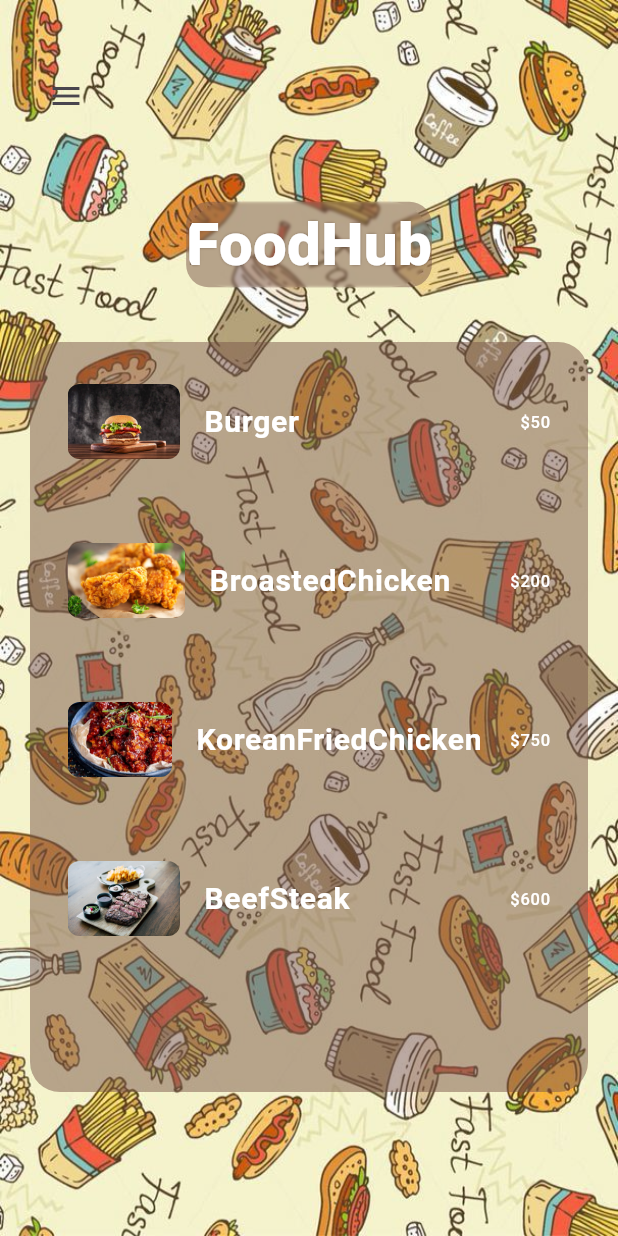
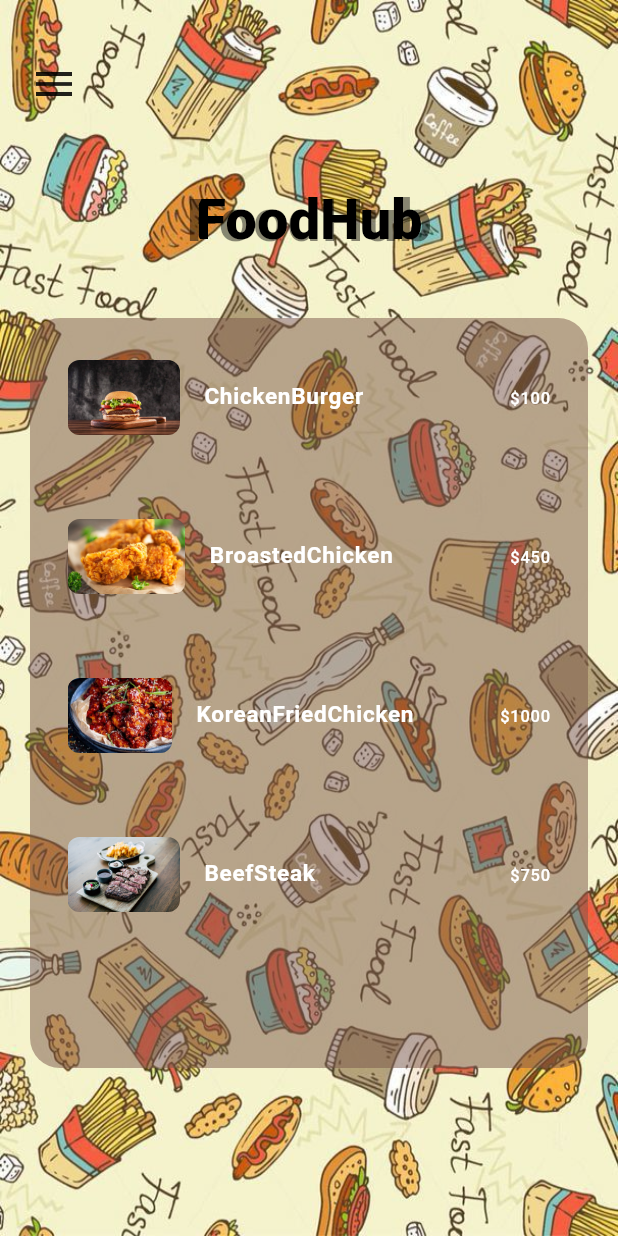
Before and after one commit to ShazinCP/flutter_animation, a Flutter app: the screen it shows after launch, on a phone screen of 412 x 824 dp. Run offline on Flutter 3.47's test engine with Material 2 defaults, Android fonts, the phone set to English and light mode, and no system bars; drawn by our look-alikes of animated_text_kit; our stand-ins replace flutter_zoom_drawer; generated files the repository leaves out were written again.

```diff
--- a/lib/l10n/app_en.arb
+++ b/lib/l10n/app_en.arb
@@ -3,9 +3,9 @@
 "@texttitle":{
     "description":"FoodHub"
 },
-"burgertitle":"Burger",
+"burgertitle":"ChickenBurger",
 "@Burgertitle":{
-    "description":"Burger"
+    "description":"ChickenBurger"
 },
 "burgerdetails":"In a bowl, combine ground chicken, breadcrumbs, Parmesan cheese, minced garlic, oregano, basil, salt, and pepper.Mix the ingredients until well combined, but avoid overmixing to keep the patties tender.Divide the mixture into four equal portions and shape them into patties.Preheat a grill or stovetop pan over medium-high heat.Cook the chicken patties for about 5-6 minutes per side or until fully cooked and the internal temperature reaches 165°F (74°C).Slice the hamburger buns in half.Optionally, lightly toast the buns on the grill or in a toaster.Place a cooked chicken patty on the bottom half of each bun.Add your favorite toppings, such as lettuce, tomato slices, red onion rings, and avocado.Spread mayonnaise or your preferred sauce on the top half of the bun.Place the top half of the bun over the toppings to complete the chicken burger.Serve the chicken burgers hot with additional sides if desired.Feel free to customize the recipe by adding other spices, herbs, or sauces to suit your taste. Enjoy your homemade chicken burgers!",
 "@burgerdetails":{
--- a/lib/l10n/app_es.arb
+++ b/lib/l10n/app_es.arb
@@ -1,7 +1,7 @@
 {
     "texttitle":"Centro de alimentos",
 
-    "burgertitle":"Hamburguesa",
+    "burgertitle":"Hamburguesa de pollo",
     "burgerdetails":"En un tazón, combine el pollo molido, el pan rallado, el queso parmesano, el ajo picado, el orégano, la albahaca, la sal y la pimienta. Mezcle los ingredientes hasta que estén bien combinados, pero evite mezclar demasiado para mantener las hamburguesas tiernas. Divida la mezcla en cuatro porciones iguales y déle forma. Forme hamburguesas.Precaliente una parrilla o una sartén a fuego medio-alto.Cocine las hamburguesas de pollo durante aproximadamente 5 a 6 minutos por lado o hasta que estén completamente cocidas y la temperatura interna alcance los 165°F (74°C).Corte los panecillos para hamburguesa por la mitad. Opcionalmente, tueste ligeramente los panecillos en la parrilla o en una tostadora. Coloque una hamburguesa de pollo cocida en la mitad inferior de cada panecillo. Agregue sus ingredientes favoritos, como lechuga, rodajas de tomate, aros de cebolla morada y aguacate. mayonesa o su salsa preferida en la mitad superior del panecillo. Coloque la mitad superior del panecillo sobre los aderezos para completar la hamburguesa de pollo. Sirva las hamburguesas de pollo calientes con acompañamientos adicionales si lo desea. Siéntase libre de personalizar la receta agregando otras especias. , hierbas o salsas a tu gusto. ¡Disfruta de tus hamburguesas de pollo caseras!",
 
     "broasttitle":"Pollo Asado",
--- a/lib/l10n/app_hi.arb
+++ b/lib/l10n/app_hi.arb
@@ -1,7 +1,7 @@
 {
     "texttitle":"फ़ूडहब",
 
-    "burgertitle":"बर्गर",
+    "burgertitle":"चिकन बर्गर",
     "burgerdetails":"एक कटोरे में, पिसा हुआ चिकन, ब्रेडक्रंब, परमेसन चीज़, कीमा बनाया हुआ लहसुन, अजवायन, तुलसी, नमक और काली मिर्च मिलाएं। सामग्री को अच्छी तरह से मिश्रित होने तक मिलाएं, लेकिन पैटीज़ को नरम रखने के लिए अधिक मिश्रण करने से बचें। मिश्रण को चार बराबर भागों में विभाजित करें और आकार दें उन्हें पैटीज़ में बदल लें। एक ग्रिल या स्टोवटॉप पैन को मध्यम-तेज़ आंच पर पहले से गरम कर लें। चिकन पैटीज़ को प्रति साइड लगभग 5-6 मिनट तक या पूरी तरह से पकने और आंतरिक तापमान 165°F (74°C) तक पहुंचने तक पकाएं। हैमबर्गर बन्स को स्लाइस करें आधे में। वैकल्पिक रूप से, ग्रिल पर या टोस्टर में हल्के से बन्स को टोस्ट करें। प्रत्येक बन के निचले आधे हिस्से पर एक पका हुआ चिकन पैटी रखें। अपने पसंदीदा टॉपिंग, जैसे सलाद, टमाटर के स्लाइस, लाल प्याज के छल्ले और एवोकैडो जोड़ें। फैलाएं बन के ऊपरी आधे हिस्से पर मेयोनेज़ या अपनी पसंदीदा सॉस डालें। चिकन बर्गर को पूरा करने के लिए बन के ऊपरी आधे हिस्से को टॉपिंग के ऊपर रखें। अगर चाहें तो अतिरिक्त साइड के साथ चिकन बर्गर को गरमागरम परोसें। बेझिझक अन्य मसाले डालकर रेसिपी को अनुकूलित करें , जड़ी-बूटियाँ, या सॉस आपके स्वाद के अनुरूप। अपने घर पर बने चिकन बर्गर का आनंद लें!",
 
     "broasttitle":"भुना हुआ चिकन",
--- a/lib/l10n/l10n.dart
+++ b/lib/l10n/l10n.dart
@@ -5,5 +5,8 @@ class L10n {
     const Locale('en'),
     const Locale('hi'),
     const Locale('es'),
+    const Locale('ml'),
+    const Locale('ar'),
+    const Locale('ko'),
   ];
 }
--- a/lib/services/trip_services.dart
+++ b/lib/services/trip_services.dart
@@ -7,25 +7,25 @@ class TripService {
     return [
       TripModel(
         title: AppLocalizations.of(context)!.burgertitle,
-        price: '50',
+        price: '100',
         img: 'burger.jpg',
         details: AppLocalizations.of(context)!.burgerdetails,
       ),
       TripModel(
         title: AppLocalizations.of(context)!.broasttitle,
-        price: '200',
+        price: '450',
         img: 'broasted_chicken.jpg',
         details: AppLocalizations.of(context)!.broastdetails,
       ),
       TripModel(
         title: AppLocalizations.of(context)!.friedchickentitle,
-        price: '750',
+        price: '1000',
         img: 'korean_friedchicken.jpg',
         details: AppLocalizations.of(context)!.friedchickendetails,
       ),
       TripModel(
         title: AppLocalizations.of(context)!.beefsteaktitle,
-        price: '600',
+        price: '750',
         img: 'beef_steak.jpg',
         details: AppLocalizations.of(context)!.beefsteakdetails,
       ),
--- a/lib/view/details_screen/details.dart
+++ b/lib/view/details_screen/details.dart
@@ -44,7 +44,7 @@ class TripDetails extends StatelessWidget {
                 )
               ),
               subtitle: Text(
-                'Serve With in 10 minutes \n ₹${trip.price}',
+                '₹${trip.price}',
                 style:  TextStyle(letterSpacing: 1,color: cGreyColorShade600)
               ),
               trailing: const HeartIcon()
--- a/lib/view/home_screen/home_screen.dart
+++ b/lib/view/home_screen/home_screen.dart
@@ -1,6 +1,7 @@
 import 'package:flutter/material.dart';
 import 'package:flutter_animation/constants/colors.dart';
 import 'package:flutter_animation/constants/sizedbox.dart';
+import 'package:flutter_animation/view/home_screen/widgets/dropdown_button_widget.dart';
 import 'package:flutter_animation/view/home_screen/widgets/menu_widget.dart';
 import 'package:flutter_animation/view/home_screen/widgets/screen_title.dart';
 import 'package:flutter_animation/view/home_screen/widgets/triplist.dart';
@@ -16,11 +17,6 @@ class HomeScreen extends StatefulWidget {
 class _HomeScreenState extends State<HomeScreen> {
   @override
   Widget build(BuildContext ctx) {
-//     final zoomDrawer = ZoomDrawer.of(context);
-// if (zoomDrawer != null) {
-//   zoomDrawer.toggle();
-// }
-
     return Scaffold(
       body: Container(
         padding: const EdgeInsets.all(20),
@@ -34,7 +30,13 @@ class _HomeScreenState extends State<HomeScreen> {
           crossAxisAlignment: CrossAxisAlignment.start,
           children: [
             cHeight20,
-             const MenuWidget(),
+              const Row(
+                mainAxisAlignment: MainAxisAlignment.spaceBetween,
+               children: [
+                //  MenuWidget(),
+                 DropdownButtonWidget(),
+               ],
+             ),
             cHeight10,
             SizedBox(
               height: 130,
--- /dev/null
+++ b/lib/view/home_screen/widgets/dropdown_button_widget.dart
@@ -0,0 +1,60 @@
+import 'package:flutter/material.dart';
+import 'package:flutter_animation/constants/colors.dart';
+import 'package:flutter_animation/controller/locale_provider.dart';
+import 'package:provider/provider.dart';
+
+class DropdownButtonWidget extends StatelessWidget {
+  const DropdownButtonWidget({super.key});
+
+  @override
+  Widget build(BuildContext context) {
+    return Consumer<LocaleProvider>(
+      builder: (context, value, child) {
+        return PopupMenuButton(
+          color: cLightBrownWithOpacity,
+          shape: ContinuousRectangleBorder(
+            borderRadius: BorderRadius.circular(
+              20,
+            ),
+          ),
+          itemBuilder: ((context) => [
+                PopupMenuItem(
+                  value: 1,
+                  onTap: () => value.setLocale(const Locale('en')),
+                  child: const Text("English",style: TextStyle(color: cWhiteColor,fontWeight: FontWeight.bold),),
+                ),
+                PopupMenuItem(
+                  value: 2,
+                  onTap: () => value.setLocale(const Locale('hi')),
+                  child: const Text("Hindi",style: TextStyle(color: cWhiteColor,fontWeight: FontWeight.bold),),
+                ),
+                PopupMenuItem(
+                  value: 3,
+                  onTap: () => value.setLocale(const Locale('es')),
+                  child: const Text("Spanish",style: TextStyle(color: cWhiteColor,fontWeight: FontWeight.bold),),
+                ),
+                 PopupMenuItem(
+                  value: 3,
+                  onTap: () => value.setLocale(const Locale('ml')),
+                  child: const Text("Malayalam",style: TextStyle(color: cWhiteColor,fontWeight: FontWeight.bold),),
+                ),
+                PopupMenuItem(
+                  value: 3,
+                  onTap: () => value.setLocale(const Locale('ar')),
+                  child: const Text("Arabic",style: TextStyle(color: cWhiteColor,fontWeight: FontWeight.bold),),
+                ),
+                 PopupMenuItem(
+                  value: 3,
+                  onTap: () => value.setLocale(const Locale('ko')),
+                  child: const Text("Korean",style: TextStyle(color: cWhiteColor,fontWeight: FontWeight.bold),),
+                ),
+              ]),
+          child: const Icon(
+            Icons.menu,
+            size: 32,
+          ),
+        );
+      },
+    );
+  }
+}
--- a/lib/view/home_screen/widgets/menu_widget.dart
+++ b/lib/view/home_screen/widgets/menu_widget.dart
@@ -1,4 +1,5 @@
 import 'package:flutter/material.dart';
+import 'package:flutter_animation/constants/colors.dart';
 import 'package:flutter_zoom_drawer/flutter_zoom_drawer.dart';
 
 class MenuWidget extends StatelessWidget {
@@ -8,21 +9,7 @@ class MenuWidget extends StatelessWidget {
   Widget build(BuildContext context) {
     return IconButton(
       onPressed: () => ZoomDrawer.of(context)!.toggle(),
-      icon: const Icon(Icons.menu),
+      icon: const Icon(Icons.menu,color: cBlackColor,),
     );
   }
 }
-
-// class MenuWidget extends StatelessWidget {
-//   final BuildContext context;
-
-//   const MenuWidget({Key? key, required this.context}) : super(key: key);
-
-//   @override
-//   Widget build(BuildContext context) {
-//     return IconButton(
-//       onPressed: () => ZoomDrawer.of(this.context)?.toggle(),
-//       icon: const Icon(Icons.menu),
-//     );
-//   }
-// }
--- a/lib/view/home_screen/widgets/screen_title.dart
+++ b/lib/view/home_screen/widgets/screen_title.dart
@@ -28,20 +28,14 @@ class ScreenTitle extends StatelessWidget {
           totalRepeatCount: 2,
         ),
         Center(
-          child: Container(
-           decoration: BoxDecoration( color: cLightBrownWithOpacity,borderRadius: BorderRadius.circular(15)),
           child: ClipRRect(
               borderRadius: BorderRadius.circular(30),
-                child: BackdropFilter(
-                  filter: ImageFilter.blur(sigmaX: 1, sigmaY: 1),
               child: Text(
                 text ?? '',
                 style: const TextStyle(
-                      fontSize: 40,
-                      color: cWhiteColor,
+                  fontSize: 37,
+                  color: cBlackColor,
                   fontWeight: FontWeight.w900,
-                    ),
-                  ),
                 ),
               ),
           ),
--- a/lib/view/home_screen/widgets/trip_package_tile.dart
+++ b/lib/view/home_screen/widgets/trip_package_tile.dart
@@ -28,14 +28,9 @@ class TripPackageTile extends StatelessWidget {
           title: Column(
             crossAxisAlignment: CrossAxisAlignment.start,
             children: <Widget>[
-              // Text('${trip.nights} nights',
-              //     style: const TextStyle(
-              //         fontSize: 14,
-              //         fontWeight: FontWeight.bold,
-              //         color: cWhiteColor)),
               Text(trip.title,
                   style: const TextStyle(
-                      fontSize: 20,
+                      fontSize: 15,
                       fontWeight: FontWeight.bold,
                       color: cWhiteColor)),
             ],
```
Also changed, not shown: lib/l10n/app_ar.arb (added, +15 -0 lines), lib/l10n/app_ko.arb (added, +15 -0 lines), lib/l10n/app_ml.arb (added, +15 -0 lines). Lines whose indentation alone changed are shown as unchanged.
